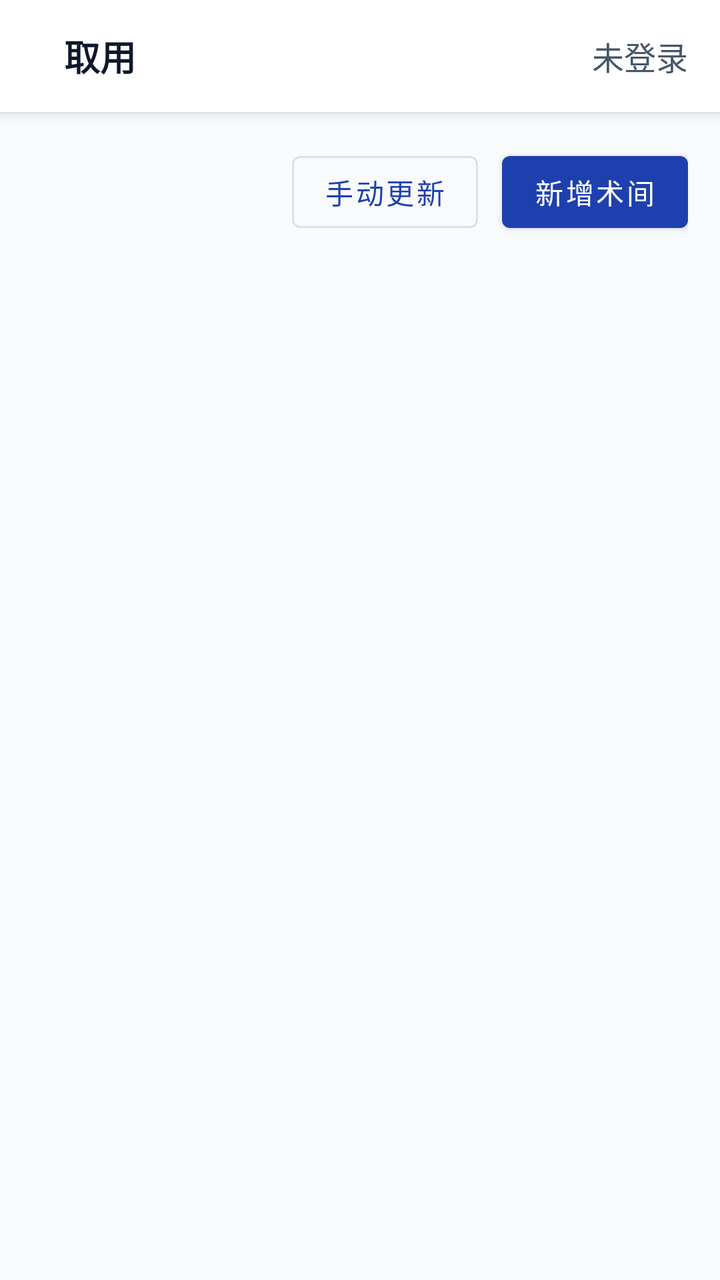
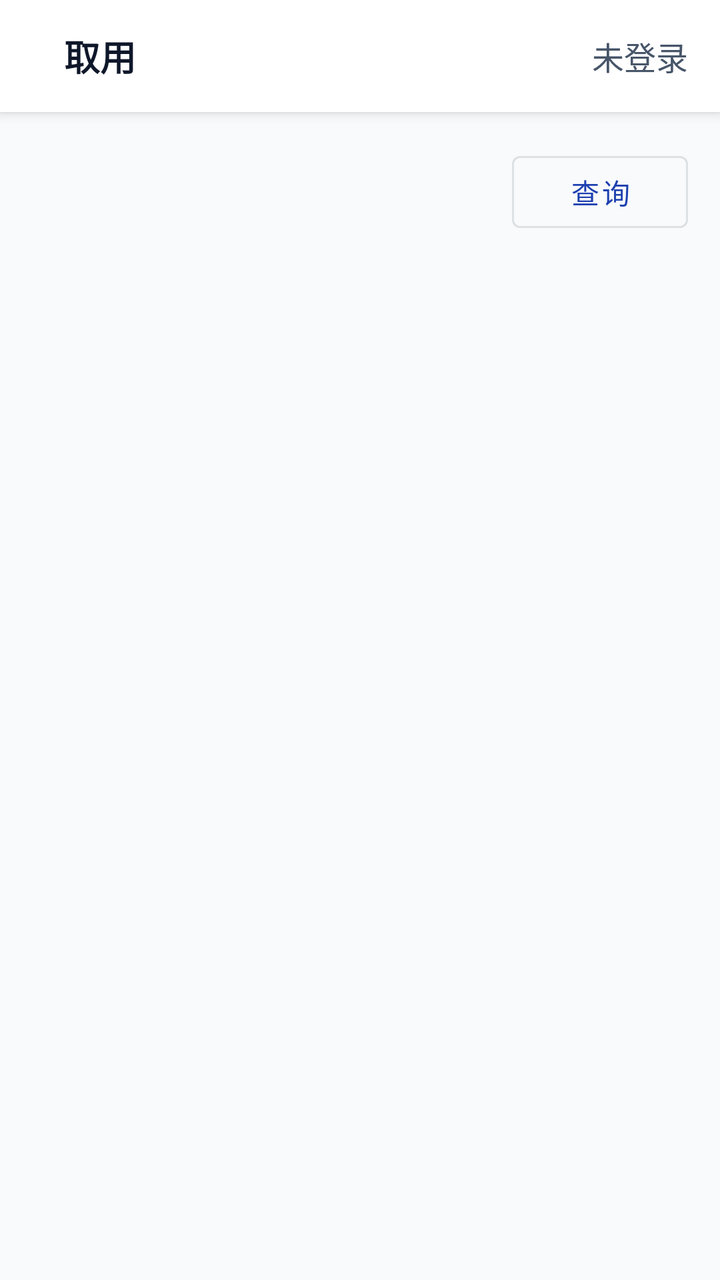

Screens rendered from an Android XML layout before and after an edit, with the pre-edit source and the edit as a unified diff.
<!-- AndroidManifest.xml: application theme Theme.PDA -->
<!-- res/layout/activity_operating_room_management.xml -->
<?xml version="1.0" encoding="utf-8"?>
<androidx.coordinatorlayout.widget.CoordinatorLayout 
    xmlns:android="http://schemas.android.com/apk/res/android"
    xmlns:app="http://schemas.android.com/apk/res-auto"
    xmlns:tools="http://schemas.android.com/tools"
    android:layout_width="match_parent"
    android:layout_height="match_parent"
    android:background="@color/background"
    tools:context=".OperatingRoomManagementActivity">

    <com.google.android.material.appbar.AppBarLayout
        android:layout_width="match_parent"
        android:layout_height="wrap_content"
        android:background="@color/surface"
        android:elevation="4dp">

        <include
            android:id="@+id/toolbar"
            layout="@layout/toolbar_custom" />

    </com.google.android.material.appbar.AppBarLayout>

    <LinearLayout
        android:orientation="vertical"
        android:layout_width="match_parent"
        android:layout_height="match_parent"
        android:layout_marginTop="?attr/actionBarSize"
        android:padding="16dp">

        <LinearLayout
            android:layout_width="match_parent"
            android:layout_height="wrap_content"
            android:orientation="horizontal"
            android:gravity="end"
            android:layout_marginBottom="8dp">

            <com.google.android.material.button.MaterialButton
                android:id="@+id/btn_refresh"
                style="@style/Widget.MaterialComponents.Button.OutlinedButton"
                android:layout_width="wrap_content"
                android:layout_height="wrap_content"
                android:text="手动更新"/>

            <com.google.android.material.button.MaterialButton
                android:id="@+id/btn_add"
                style="@style/Widget.MaterialComponents.Button"
                android:layout_width="wrap_content"
                android:layout_height="wrap_content"
                android:layout_marginStart="12dp"
                android:text="新增术间"/>
        </LinearLayout>

        <androidx.recyclerview.widget.RecyclerView
            android:id="@+id/room_recycler_view"
            android:layout_width="match_parent"
            android:layout_height="0dp"
            android:layout_weight="1"/>

        <TextView
            android:id="@+id/empty_hint"
            android:layout_width="match_parent"
            android:layout_height="wrap_content"
            android:text="暂无术间，请点击上方“手动更新”从业务系统拉取"
            android:textColor="@color/text_secondary"
            android:gravity="center"
            android:visibility="gone"
            android:padding="12dp"/>

    </LinearLayout>

</androidx.coordinatorlayout.widget.CoordinatorLayout>
<!-- res/layout/toolbar_custom.xml (included above) -->
<?xml version="1.0" encoding="utf-8"?>

<androidx.appcompat.widget.Toolbar
    xmlns:android="http://schemas.android.com/apk/res/android"
    xmlns:app="http://schemas.android.com/apk/res-auto"
    android:id="@+id/toolbar"
    android:layout_width="match_parent"
    android:layout_height="?attr/actionBarSize"
    android:background="@color/surface"
    android:elevation="4dp">

    <LinearLayout
        android:layout_width="match_parent"
        android:layout_height="match_parent"
        android:orientation="horizontal"
        android:gravity="center_vertical"
        android:paddingStart="16dp"
        android:paddingEnd="16dp">

        
        <TextView
            android:id="@+id/toolbar_title"
            android:layout_width="0dp"
            android:layout_height="wrap_content"
            android:layout_weight="1"
            android:text="取用"
            android:textSize="18sp"
            android:textStyle="bold"
            android:textColor="@color/text_primary"
            android:maxLines="1"
            android:ellipsize="end"/>

        
        <TextView
            android:id="@+id/toolbar_user_info"
            android:layout_width="wrap_content"
            android:layout_height="wrap_content"
            android:text="未登录"
            android:textSize="16sp"
            android:textColor="@color/text_secondary"
            android:maxLines="1"
            android:ellipsize="end"/>

    </LinearLayout>

</androidx.appcompat.widget.Toolbar>
<!-- resources referenced by this layout -->
<resources>
  <color name="background">#F8FAFC</color>
  <color name="surface">#FFFFFF</color>
  <color name="text_primary">#0F172A</color>
  <color name="text_secondary">#475569</color>
  <color name="primary">#1E40AF</color>
  <color name="primary_dark">#1E3A8A</color>
  <color name="primary_light">#3B82F6</color>
  <color name="primary_variant">#2563EB</color>
  <color name="secondary">#10B981</color>
  <color name="secondary_dark">#059669</color>
  <color name="on_surface">#1E293B</color>
  <color name="text_tertiary">#64748B</color>
  <color name="surface_variant">#F1F5F9</color>
  <color name="text_disabled">#CBD5E1</color>
  <color name="button_primary">#1E40AF</color>
  <style name="Widget.App.Toolbar" parent="Widget.MaterialComponents.Toolbar.Primary">
          <item name="android:background">@color/primary</item>
          <item name="titleTextColor">@color/surface</item>
          <item name="subtitleTextColor">@color/surface_variant</item>
      </style>
  <style name="Widget.App.Button" parent="Widget.MaterialComponents.Button">
          <item name="android:background">@color/button_primary</item>
          <item name="android:textColor">@color/surface</item>
      </style>
  <style name="Widget.App.Button.Secondary" parent="Widget.MaterialComponents.Button.OutlinedButton">
          <item name="android:background">@color/button_secondary</item>
          <item name="android:textColor">@color/text_primary</item>
          <item name="strokeColor">@color/border</item>
      </style>
  <style name="Widget.App.EditText" parent="Widget.MaterialComponents.TextInputLayout.OutlinedBox">
          <item name="android:background">@color/input_background</item>
          <item name="boxStrokeColor">@color/input_border</item>
          <item name="hintTextColor">@color/text_tertiary</item>
      </style>
  <style name="Widget.App.CardView" parent="Widget.MaterialComponents.CardView">
          <item name="cardBackgroundColor">@color/card_background</item>
          <item name="cardCornerRadius">12dp</item>
          <item name="cardElevation">4dp</item>
      </style>
  <style name="Widget.App.ProgressBar" parent="Widget.AppCompat.ProgressBar.Horizontal">
          <item name="android:progressTint">@color/primary</item>
          <item name="android:progressBackgroundTint">@color/surface_variant</item>
      </style>
  <style name="Widget.App.Switch" parent="Widget.MaterialComponents.CompoundButton.Switch">
          <item name="thumbTint">@color/primary</item>
          <item name="trackTint">@color/surface_variant</item>
      </style>
  <style name="Widget.App.CheckBox" parent="Widget.MaterialComponents.CompoundButton.CheckBox">
          <item name="buttonTint">@color/primary</item>
      </style>
  <style name="Widget.App.RadioButton" parent="Widget.MaterialComponents.CompoundButton.RadioButton">
          <item name="buttonTint">@color/primary</item>
      </style>
  <style name="Widget.App.FloatingActionButton" parent="Widget.MaterialComponents.FloatingActionButton">
          <item name="backgroundTint">@color/primary</item>
          <item name="tint">@color/surface</item>
      </style>
  <style name="Widget.App.BottomNavigationView" parent="Widget.MaterialComponents.BottomNavigationView">
          <item name="android:background">@color/surface</item>
          <item name="itemIconTint">@color/primary</item>
          <item name="itemTextColor">@color/primary</item>
      </style>
  <style name="Widget.App.Badge" parent="Widget.MaterialComponents.Badge">
          <item name="backgroundColor">@color/error</item>
          <item name="badgeTextColor">@color/surface</item>
      </style>
  <color name="divider">#CBD5E1</color>
  <color name="button_secondary">#F1F5F9</color>
  <color name="border">#E2E8F0</color>
  <color name="input_background">#F8FAFC</color>
  <color name="input_border">#E2E8F0</color>
  <color name="card_background">#FFFFFF</color>
  <color name="error">#EF4444</color>
  <!-- unchanged entries left out for length: 1 -->
</resources>

<!-- the commit's change to res/layout/activity_operating_room_management.xml (unified diff, before → after) -->
@@ -39,7 +39,7 @@
                 style="@style/Widget.MaterialComponents.Button.OutlinedButton"
                 android:layout_width="wrap_content"
                 android:layout_height="wrap_content"
-                android:text="手动更新"/>
+                android:text="查询"/>
 
             <com.google.android.material.button.MaterialButton
                 android:id="@+id/btn_add"
@@ -47,6 +47,7 @@
                 android:layout_width="wrap_content"
                 android:layout_height="wrap_content"
                 android:layout_marginStart="12dp"
+                android:visibility="gone"
                 android:text="新增术间"/>
         </LinearLayout>
 
@@ -60,7 +61,7 @@
             android:id="@+id/empty_hint"
             android:layout_width="match_parent"
             android:layout_height="wrap_content"
-            android:text="暂无术间，请点击上方“手动更新”从业务系统拉取"
+            android:text="暂无地点，请点击上方“查询”从业务系统拉取"
             android:textColor="@color/text_secondary"
             android:gravity="center"
             android:visibility="gone"
